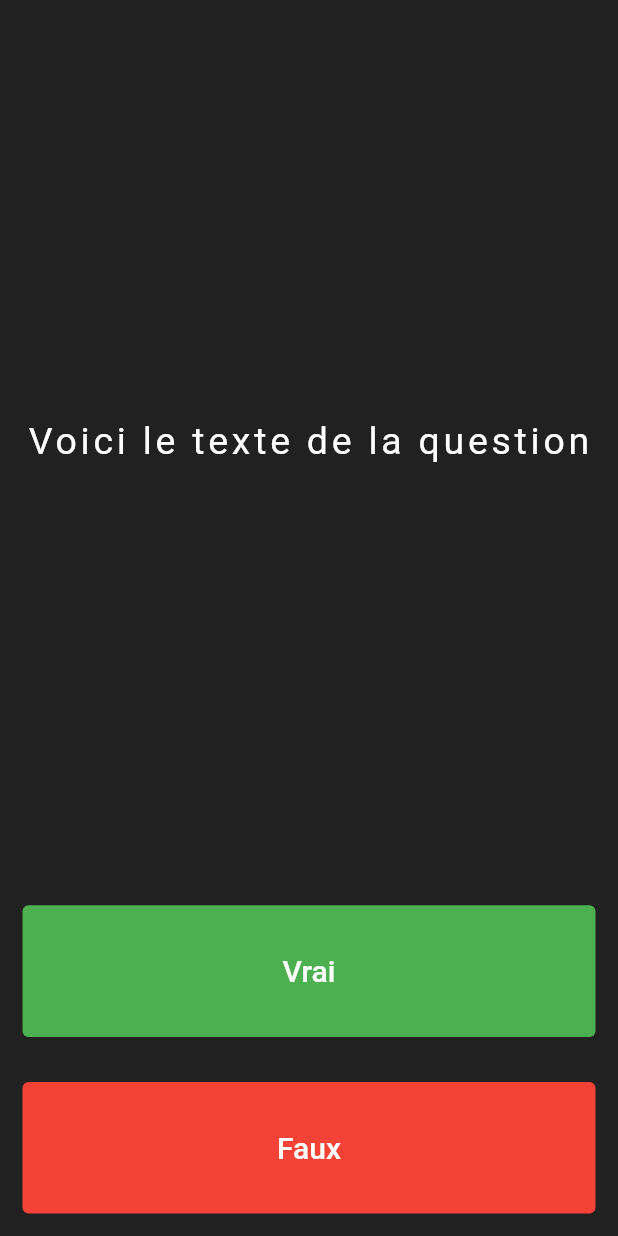
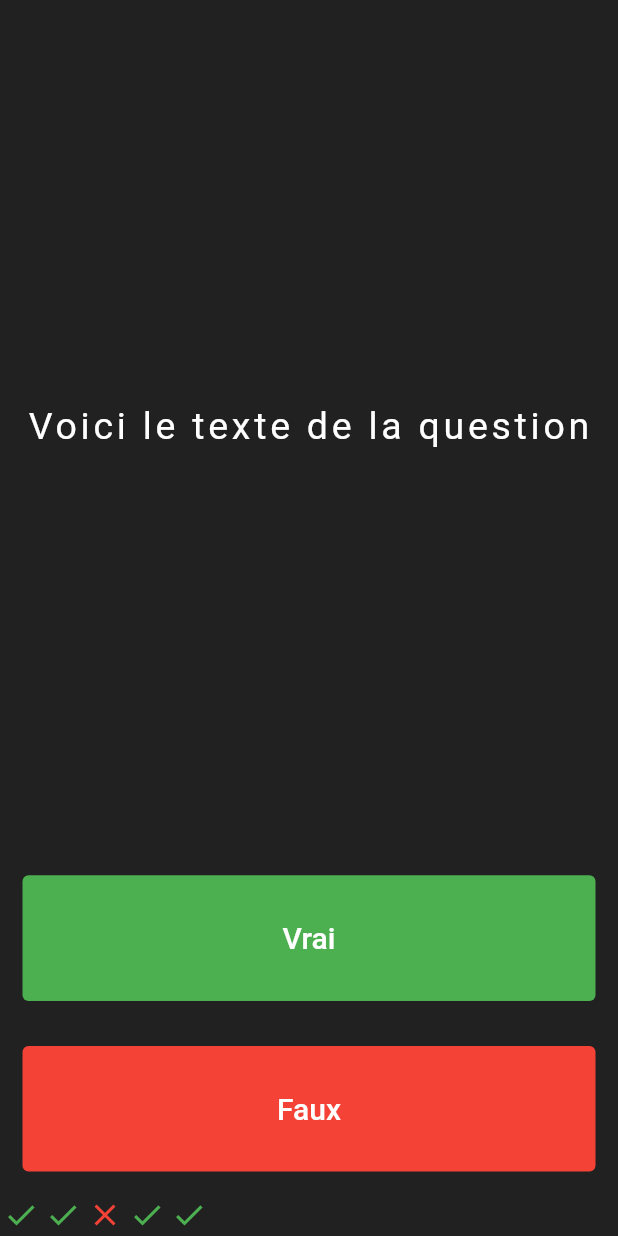
Before and after one commit to sylvia974/quizz, a Flutter app: the screen it shows after launch, on a phone screen of 412 x 824 dp. Run offline on Flutter 3.47's test engine with Material 2 defaults, Android fonts, the phone set to English and light mode, and no system bars.

Commit message:
2 - Suivi du score

```diff
--- a/lib/main.dart
+++ b/lib/main.dart
@@ -72,6 +72,46 @@ class _quizzState extends State<quizz> {
                     ),
                   ),
                 ),
+
+                Row(
+                  children: [
+                    Padding(
+                      padding: const EdgeInsets.all(2.0),
+                      child: Icon(
+                        Icons.check,
+                        color: Colors.green,
+                      ),
+                    ),
+                    Padding(
+                      padding: const EdgeInsets.all(2.0),
+                      child: Icon(
+                        Icons.check,
+                        color: Colors.green,
+                      ),
+                    ),
+                    Padding(
+                      padding: const EdgeInsets.all(2.0),
+                      child: Icon(
+                        Icons.close,
+                        color: Colors.red,
+                      ),
+                    ),
+                    Padding(
+                      padding: const EdgeInsets.all(2.0),
+                      child: Icon(
+                        Icons.check,
+                        color: Colors.green,
+                      ),
+                    ),
+                    Padding(
+                      padding: const EdgeInsets.all(2.0),
+                      child: Icon(
+                        Icons.check,
+                        color: Colors.green,
+                      ),
+                    ),
+                  ],
+                ),
               ],
             ),
           ),
```
